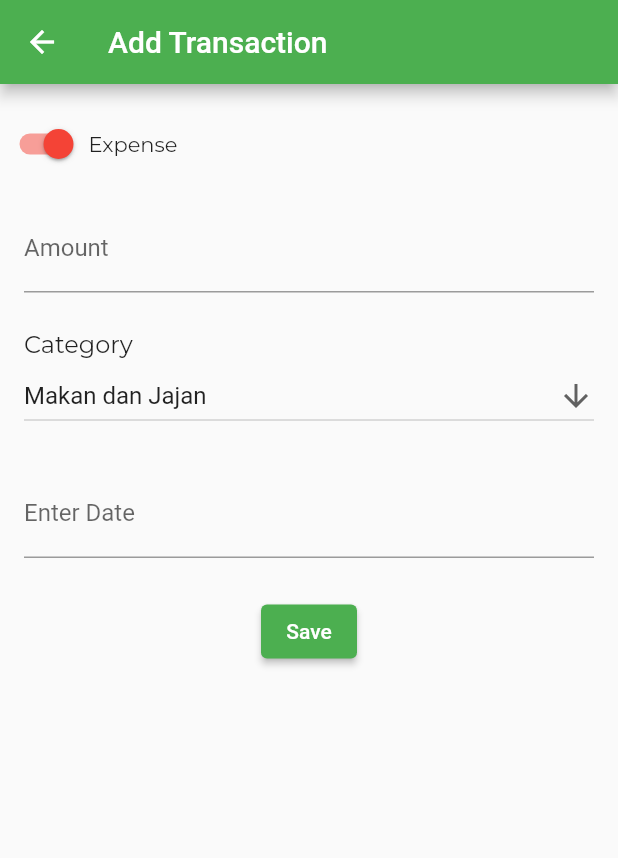
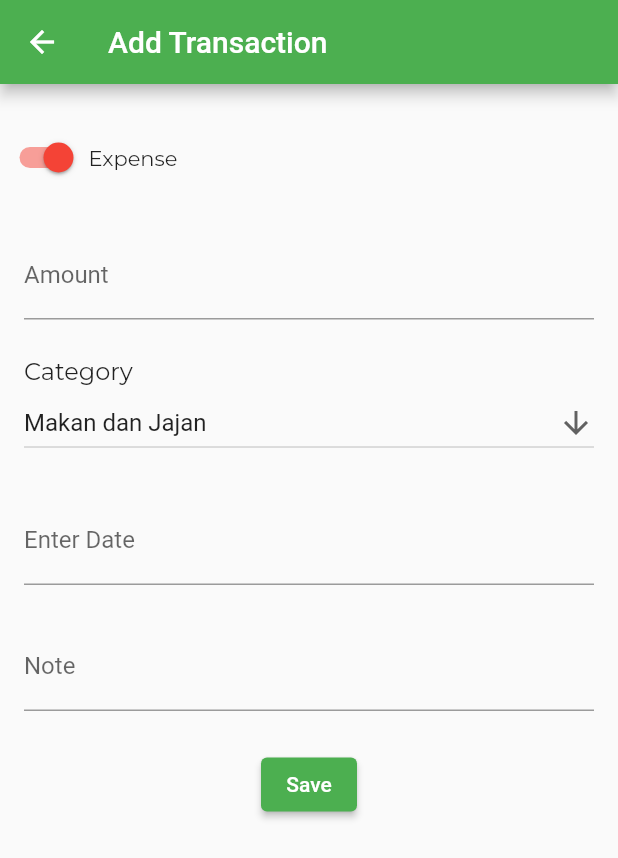
Before and after one commit to nuwasdzarrin/uangku, a Flutter app: the TransactionPage screen opened directly, on a phone screen of 412 x 824 dp. Shown: the top 858 px of the screen. Run offline on Flutter 3.47's test engine with Material 2 defaults, Android fonts, the phone set to English and light mode, and no system bars; our stand-ins replace drift, google_fonts; missing offline and left inert: calendar_appbar; accounts and stored records are empty; generated files the repository leaves out were written again.

Commit message:
update transaction

```diff
--- a/lib/models/database.dart
+++ b/lib/models/database.dart
@@ -20,7 +20,6 @@ class AppDatabase extends _$AppDatabase {
   int get schemaVersion => 1;
 
   // CRUD Category
-
   Future<List<Category>> getAllCategoryRepo(int type) async {
     return await (select(categories)..where(
             (tbl) => tbl.type.equals(type)
@@ -34,6 +33,11 @@ class AppDatabase extends _$AppDatabase {
   Future deleteCategoryRepo(int id) async {
     return (delete(categories)..where((tbl) => tbl.id.equals(id))).go();
   }
+
+  // CRUD Transaction
+  Future<List<MoneyTransactionData>> getAllMoneyTransactionRepo(int type) async {
+    return await (select(moneyTransaction)).get();
+  }
 }
 
 LazyDatabase _openConnection() {
--- a/lib/pages/category_page.dart
+++ b/lib/pages/category_page.dart
@@ -25,7 +25,6 @@ class _CategoryPageState extends State<CategoryPage> {
             updatedAt: now
         )
     );
-    print("Masuk: " + result.toString());
   }
 
   Future<List<Category>> getAllCategory(int type) async {
--- a/lib/pages/transaction_page.dart
+++ b/lib/pages/transaction_page.dart
@@ -11,9 +11,15 @@ class TransactionPage extends StatefulWidget {
 
 class _TransactionPageState extends State<TransactionPage> {
   bool isExpense = true;
-  List<String> list = ["Makan dan Jajan", "Transportasi", "Nonton Film"];
-  late String dropDownValue = list.first;
+  List<String> categoryOptions = ["Makan dan Jajan", "Transportasi", "Nonton Film"];
+  late String categorySelected = categoryOptions.first;
   TextEditingController dateController = TextEditingController();
+  TextEditingController amountController = TextEditingController();
+  TextEditingController noteController = TextEditingController();
+
+  Future? insert (int amount, String date, String category) {
+    return null;
+  }
   @override
   Widget build(BuildContext context) {
     return Scaffold(
@@ -25,7 +31,7 @@ class _TransactionPageState extends State<TransactionPage> {
           child: Column(
             crossAxisAlignment: CrossAxisAlignment.start,
             children: [
-              const SizedBox(height: 16,),
+              const SizedBox(height: 25,),
               Row(
                 children: [
                   Switch(
@@ -47,10 +53,11 @@ class _TransactionPageState extends State<TransactionPage> {
                   )
                 ]
               ),
-              const SizedBox(height: 16,),
+              const SizedBox(height: 25,),
               Padding(
                 padding: const EdgeInsets.symmetric(horizontal: 16,),
                 child: TextFormField(
+                  controller: amountController,
                   keyboardType: TextInputType.number,
                   decoration: const InputDecoration(
                     border: UnderlineInputBorder(),
@@ -72,9 +79,9 @@ class _TransactionPageState extends State<TransactionPage> {
                 padding: const EdgeInsets.symmetric(horizontal: 16,),
                 child: DropdownButton<String>(
                   isExpanded: true,
-                  value: dropDownValue,
+                  value: categorySelected,
                   icon: const Icon(Icons.arrow_downward),
-                  items: list.map<DropdownMenuItem<String>>((String value) {
+                  items: categoryOptions.map<DropdownMenuItem<String>>((String value) {
                     return DropdownMenuItem<String>(
                         value: value, child: Text(value)
                     );
@@ -85,7 +92,7 @@ class _TransactionPageState extends State<TransactionPage> {
               const SizedBox(height: 25,),
               Padding(
                 padding: const EdgeInsets.symmetric(horizontal: 16, ),
-                child: TextField(
+                child: TextFormField(
                   readOnly: true,
                   controller: dateController,
                   decoration: const InputDecoration(
@@ -107,6 +114,17 @@ class _TransactionPageState extends State<TransactionPage> {
                 ),
               ),
               const SizedBox(height: 25,),
+              Padding(
+                  padding: const EdgeInsets.symmetric(horizontal: 16,),
+                  child: TextFormField(
+                    controller: noteController,
+                    decoration: const InputDecoration(
+                        border: UnderlineInputBorder(),
+                        labelText: "Note"
+                    ),
+                  )
+              ),
+              const SizedBox(height: 25,),
               Center(
                 child: ElevatedButton(
                     onPressed: () {},
```
